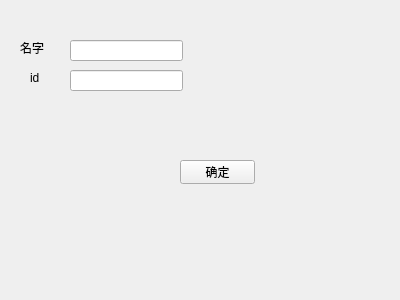
Before: the Qt Designer form configWidget/configform.ui in yayapoi/mud, drawn with Qt 5.
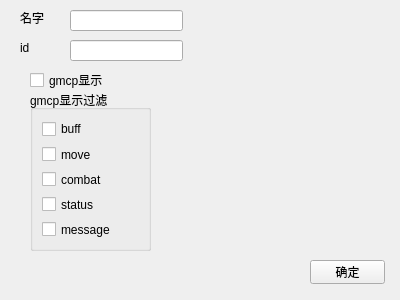
After: the same form once the commit is applied.

Commit message: 增加GMCP的回显设置，并加入INI文件

```diff
--- a/configWidget/configform.ui
+++ b/configWidget/configform.ui
@@ -17,7 +17,7 @@
    <property name="geometry">
     <rect>
      <x>20</x>
-     <y>40</y>
+     <y>10</y>
      <width>53</width>
      <height>16</height>
     </rect>
@@ -29,8 +29,8 @@
   <widget class="QLabel" name="label_2">
    <property name="geometry">
     <rect>
-     <x>30</x>
-     <y>70</y>
+     <x>20</x>
+     <y>40</y>
      <width>53</width>
      <height>16</height>
     </rect>
@@ -43,7 +43,7 @@
    <property name="geometry">
     <rect>
      <x>70</x>
-     <y>40</y>
+     <y>10</y>
      <width>113</width>
      <height>21</height>
     </rect>
@@ -53,7 +53,7 @@
    <property name="geometry">
     <rect>
      <x>70</x>
-     <y>70</y>
+     <y>40</y>
      <width>113</width>
      <height>21</height>
     </rect>
@@ -62,8 +62,8 @@
   <widget class="QPushButton" name="OKBT">
    <property name="geometry">
     <rect>
-     <x>180</x>
-     <y>160</y>
+     <x>310</x>
+     <y>260</y>
      <width>75</width>
      <height>24</height>
     </rect>
@@ -72,6 +72,69 @@
     <string>确定</string>
    </property>
   </widget>
+  <widget class="QGroupBox" name="GMCPGB">
+   <property name="geometry">
+    <rect>
+     <x>30</x>
+     <y>90</y>
+     <width>121</width>
+     <height>161</height>
+    </rect>
+   </property>
+   <property name="title">
+    <string>gmcp显示过滤</string>
+   </property>
+   <layout class="QGridLayout" name="gridLayout">
+    <item row="0" column="0">
+     <widget class="QCheckBox" name="buffCB">
+      <property name="text">
+       <string>buff</string>
+      </property>
+     </widget>
+    </item>
+    <item row="1" column="0">
+     <widget class="QCheckBox" name="moveCB">
+      <property name="text">
+       <string>move</string>
+      </property>
+     </widget>
+    </item>
+    <item row="2" column="0">
+     <widget class="QCheckBox" name="combatCB">
+      <property name="text">
+       <string>combat</string>
+      </property>
+     </widget>
+    </item>
+    <item row="3" column="0">
+     <widget class="QCheckBox" name="statusCB">
+      <property name="text">
+       <string>status</string>
+      </property>
+     </widget>
+    </item>
+    <item row="4" column="0">
+     <widget class="QCheckBox" name="messageCB">
+      <property name="text">
+       <string>message</string>
+      </property>
+     </widget>
+    </item>
+   </layout>
+  </widget>
+  <widget class="QCheckBox" name="allGMCPset">
+   <property name="geometry">
+    <rect>
+     <x>30</x>
+     <y>70</y>
+     <width>80</width>
+     <height>20</height>
+    </rect>
+   </property>
+   <property name="text">
+    <string>gmcp显示</string>
+   </property>
+  </widget>
  </widget>
  <resources/>
  <connections/>
```
The commit also changes 7 other files.
